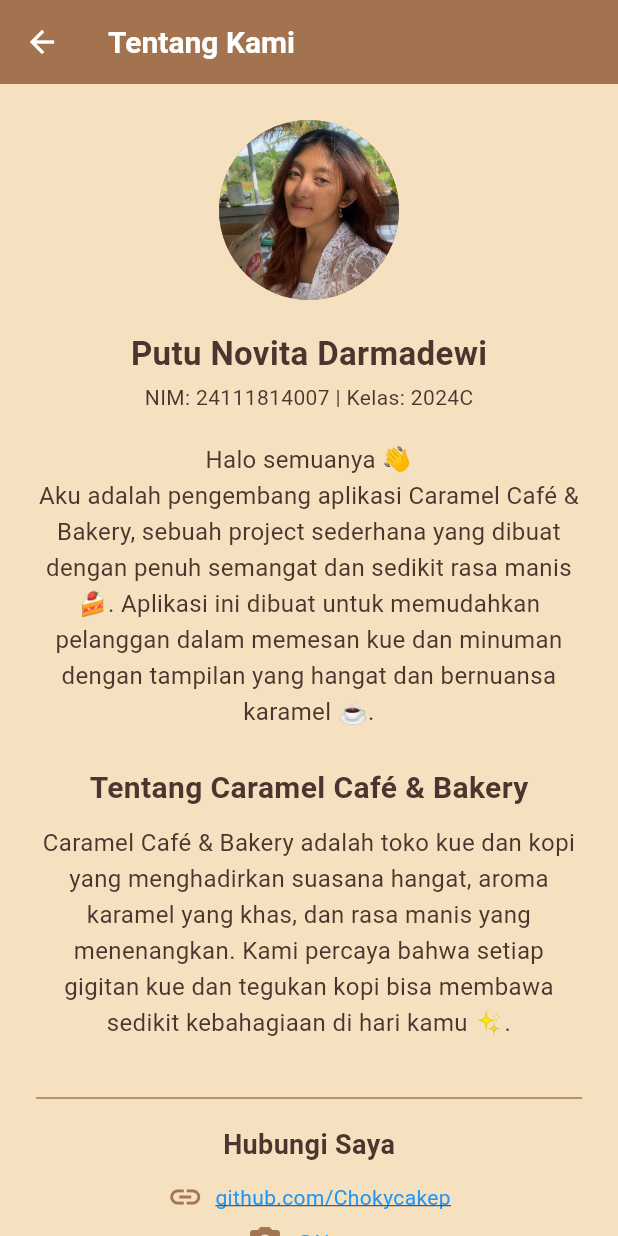
After one commit to Chokycakep/PBP_Flutter, a Flutter app: the HomePage screen opened directly, in the side drawer, after a tap on "Tentang Kami", on a phone screen of 412 x 824 dp. The commit adds this screen. Run offline on Flutter 3.47's test engine with Material 3 defaults, Android fonts, the phone set to English and light mode, and no system bars; our stand-ins replace shared_preferences; accounts and stored records are empty.

```diff
--- /dev/null
+++ b/lib/about_us.dart
@@ -0,0 +1,147 @@
+import 'package:flutter/material.dart';
+import 'package:url_launcher/url_launcher.dart'; // ✅ pastikan ini ada
+
+class AboutUsPage extends StatelessWidget {
+  const AboutUsPage({super.key});
+
+  // ✅ Fungsi buka URL yang kompatibel semua versi
+  Future<void> _launchUrl(String url) async {
+    final Uri uri = Uri.parse(url);
+    if (await canLaunchUrl(uri)) {
+      await launchUrl(uri, mode: LaunchMode.externalApplication);
+    } else {
+      throw Exception('Tidak dapat membuka $url');
+    }
+  }
+
+  @override
+  Widget build(BuildContext context) {
+    return Scaffold(
+      backgroundColor: const Color(0xFFF5E1C0),
+      appBar: AppBar(
+        title: const Text("Tentang Kami"),
+        backgroundColor: const Color(0xFFA47551),
+        foregroundColor: Colors.white,
+      ),
+      body: SingleChildScrollView(
+        padding: const EdgeInsets.all(24),
+        child: Column(
+          mainAxisAlignment: MainAxisAlignment.center,
+          children: [
+            const CircleAvatar(
+              radius: 60,
+              backgroundColor: Color(0xFFA47551),
+              backgroundImage: AssetImage('assets/images/profile.jpg'),
+            ),
+            const SizedBox(height: 20),
+            const Text(
+              "Putu Novita Darmadewi",
+              style: TextStyle(
+                fontSize: 22,
+                fontWeight: FontWeight.bold,
+                color: Color(0xFF4E342E),
+              ),
+            ),
+            const SizedBox(height: 4),
+            const Text(
+              "NIM: 24111814007 | Kelas: 2024C",
+              style: TextStyle(color: Color(0xFF4E342E)),
+            ),
+            const SizedBox(height: 20),
+            const Text(
+              "Halo semuanya 👋\nAku adalah pengembang aplikasi Caramel Café & Bakery, "
+              "sebuah project sederhana yang dibuat dengan penuh semangat dan sedikit rasa manis 🍰. "
+              "Aplikasi ini dibuat untuk memudahkan pelanggan dalam memesan kue dan minuman "
+              "dengan tampilan yang hangat dan bernuansa karamel ☕.",
+              textAlign: TextAlign.center,
+              style: TextStyle(
+                fontSize: 16,
+                color: Color(0xFF4E342E),
+                height: 1.5,
+              ),
+            ),
+            const SizedBox(height: 24),
+            const Text(
+              "Tentang Caramel Café & Bakery",
+              style: TextStyle(
+                fontSize: 20,
+                fontWeight: FontWeight.bold,
+                color: Color(0xFF4E342E),
+              ),
+            ),
+            const SizedBox(height: 10),
+            const Text(
+              "Caramel Café & Bakery adalah toko kue dan kopi yang menghadirkan suasana hangat, "
+              "aroma karamel yang khas, dan rasa manis yang menenangkan. "
+              "Kami percaya bahwa setiap gigitan kue dan tegukan kopi bisa membawa sedikit kebahagiaan di hari kamu ✨.",
+              textAlign: TextAlign.center,
+              style: TextStyle(
+                fontSize: 16,
+                color: Color(0xFF4E342E),
+                height: 1.5,
+              ),
+            ),
+            const SizedBox(height: 30),
+            const Divider(color: Color(0xFFA47551), thickness: 1),
+            const SizedBox(height: 10),
+            const Text(
+              "Hubungi Saya",
+              style: TextStyle(
+                fontSize: 18,
+                fontWeight: FontWeight.bold,
+                color: Color(0xFF4E342E),
+              ),
+            ),
+            const SizedBox(height: 10),
+
+            // ✅ Tombol GitHub yang bisa diklik
+            Row(
+              mainAxisAlignment: MainAxisAlignment.center,
+              children: [
+                const Icon(Icons.link, color: Color(0xFFA47551)),
+                const SizedBox(width: 8),
+                GestureDetector(
+                  onTap: () => _launchUrl("https://github.com/Chokycakep"),
+                  child: const Text(
+                    "github.com/Chokycakep",
+                    style: TextStyle(
+                      color: Colors.blue,
+                      decoration: TextDecoration.underline,
+                    ),
+                  ),
+                ),
+              ],
+            ),
+            const SizedBox(height: 6),
+
+            // ✅ Tombol Instagram yang bisa diklik
+            Row(
+              mainAxisAlignment: MainAxisAlignment.center,
+              children: [
+                const Icon(Icons.camera_alt, color: Color(0xFFA47551)),
+                const SizedBox(width: 8),
+                GestureDetector(
+                  onTap: () => _launchUrl("https://www.instagram.com/Ncvtq"),
+                  child: const Text(
+                    "@Ncvtq",
+                    style: TextStyle(
+                      color: Colors.blue,
+                      decoration: TextDecoration.underline,
+                    ),
+                  ),
+                ),
+              ],
+            ),
+
+            const SizedBox(height: 30),
+            const Text(
+              "Terima kasih sudah menggunakan aplikasi ini 💕",
+              textAlign: TextAlign.center,
+              style: TextStyle(color: Color(0xFF4E342E)),
+            ),
+          ],
+        ),
+      ),
+    );
+  }
+}
--- a/lib/home.dart
+++ b/lib/home.dart
@@ -2,6 +2,8 @@ import 'package:flutter/material.dart';
 import 'detail.dart'; // ✅ hanya butuh CakeListPage
 import 'cart_page.dart';
 import 'order_history.dart';
+import 'about_us.dart'; // ✅ Tambahan import untuk halaman About Us
+import 'login.dart'; // ✅ Tambahan supaya tombol Logout bisa berfungsi
 
 class HomePage extends StatelessWidget {
   final String userName;
@@ -73,12 +75,32 @@ class HomePage extends StatelessWidget {
                 );
               },
             ),
+            // ✅ Tambahan menu About Us (tanpa ubah kode lain)
+            ListTile(
+              leading: const Icon(Icons.info_outline),
+              title: const Text("Tentang Kami"),
+              onTap: () {
+                Navigator.pop(context);
+                Navigator.push(
+                  context,
+                  MaterialPageRoute(
+                    builder: (context) => const AboutUsPage(),
+                  ),
+                );
+              },
+            ),
             ListTile(
               leading: const Icon(Icons.logout),
               title: const Text("Logout"),
               onTap: () {
                 Navigator.pop(context);
-                Navigator.pushReplacementNamed(context, "/login");
+                // ✅ Perbaikan agar tombol logout bisa berfungsi
+                Navigator.pushReplacement(
+                  context,
+                  MaterialPageRoute(
+                    builder: (context) => const LoginPage(),
+                  ),
+                );
               },
             ),
           ],
--- a/pubspec.yaml
+++ b/pubspec.yaml
@@ -16,6 +16,7 @@ dependencies:
   webview_flutter: ^4.13.0
   shared_preferences: ^2.5.3
   intl: ^0.20.2
+  url_launcher: ^6.3.2
 
 dev_dependencies:
   flutter_test:
@@ -24,5 +25,7 @@ dev_dependencies:
 
 flutter:
   uses-material-design: true
+
   assets:
     - assets/logo.png
+    - assets/images/profile.jpg
```
Also changed, not shown: lib/detail.dart (+39 -7 lines), lib/login.dart (+14 -0 lines), lib/review_page.dart (added, +177 -0 lines), assets/images/profile.jpg (added), pubspec.lock, 18 other files.
